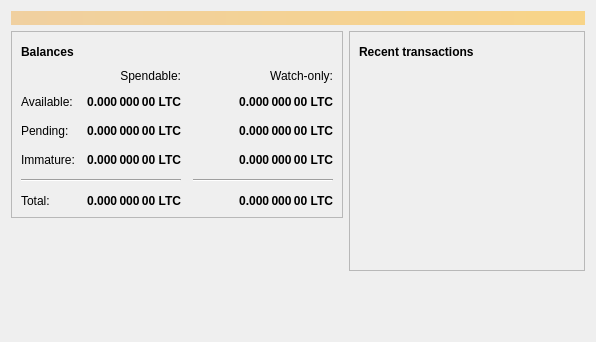
otecmichal/kryptokoruna, file src/qt/forms/overviewpage.ui: the form before one commit.
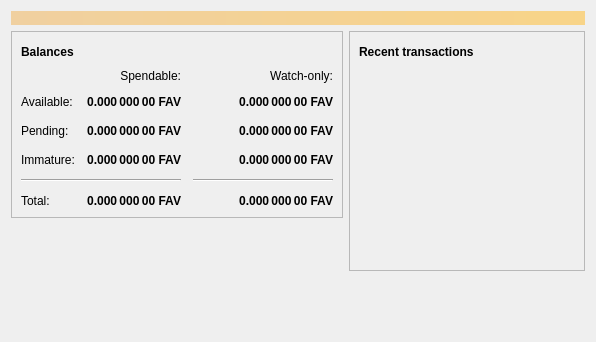
The form after the commit. Icons and pictures are not drawn.

What changed in the file:
```diff
--- a/src/qt/forms/overviewpage.ui
+++ b/src/qt/forms/overviewpage.ui
@@ -129,7 +129,7 @@
                <string>Unconfirmed transactions to watch-only addresses</string>
               </property>
               <property name="text">
-               <string notr="true">0.000 000 00 LTC</string>
+               <string notr="true">0.000 000 00 FAV</string>
               </property>
               <property name="alignment">
                <set>Qt::AlignRight|Qt::AlignTrailing|Qt::AlignVCenter</set>
@@ -154,7 +154,7 @@
                <string>Total of transactions that have yet to be confirmed, and do not yet count toward the spendable balance</string>
               </property>
               <property name="text">
-               <string notr="true">0.000 000 00 LTC</string>
+               <string notr="true">0.000 000 00 FAV</string>
               </property>
               <property name="alignment">
                <set>Qt::AlignRight|Qt::AlignTrailing|Qt::AlignVCenter</set>
@@ -179,7 +179,7 @@
                <string>Mined balance in watch-only addresses that has not yet matured</string>
               </property>
               <property name="text">
-               <string notr="true">0.000 000 00 LTC</string>
+               <string notr="true">0.000 000 00 FAV</string>
               </property>
               <property name="alignment">
                <set>Qt::AlignRight|Qt::AlignTrailing|Qt::AlignVCenter</set>
@@ -237,7 +237,7 @@
                <string>Mined balance that has not yet matured</string>
               </property>
               <property name="text">
-               <string notr="true">0.000 000 00 LTC</string>
+               <string notr="true">0.000 000 00 FAV</string>
               </property>
               <property name="alignment">
                <set>Qt::AlignRight|Qt::AlignTrailing|Qt::AlignVCenter</set>
@@ -282,7 +282,7 @@
                <string>Your current total balance</string>
               </property>
               <property name="text">
-               <string notr="true">0.000 000 00 LTC</string>
+               <string notr="true">0.000 000 00 FAV</string>
               </property>
               <property name="alignment">
                <set>Qt::AlignRight|Qt::AlignTrailing|Qt::AlignVCenter</set>
@@ -307,7 +307,7 @@
                <string>Current total balance in watch-only addresses</string>
               </property>
               <property name="text">
-               <string notr="true">0.000 000 00 LTC</string>
+               <string notr="true">0.000 000 00 FAV</string>
               </property>
               <property name="alignment">
                <set>Qt::AlignRight|Qt::AlignTrailing|Qt::AlignVCenter</set>
@@ -349,7 +349,7 @@
                <string>Your current spendable balance</string>
               </property>
               <property name="text">
-               <string notr="true">0.000 000 00 LTC</string>
+               <string notr="true">0.000 000 00 FAV</string>
               </property>
               <property name="alignment">
                <set>Qt::AlignRight|Qt::AlignTrailing|Qt::AlignVCenter</set>
@@ -374,7 +374,7 @@
                <string>Your current balance in watch-only addresses</string>
               </property>
               <property name="text">
-               <string notr="true">0.000 000 00 LTC</string>
+               <string notr="true">0.000 000 00 FAV</string>
               </property>
               <property name="alignment">
                <set>Qt::AlignRight|Qt::AlignTrailing|Qt::AlignVCenter</set>
```
Left out of the diff: 4 changed lines with no effect on the pictures.
